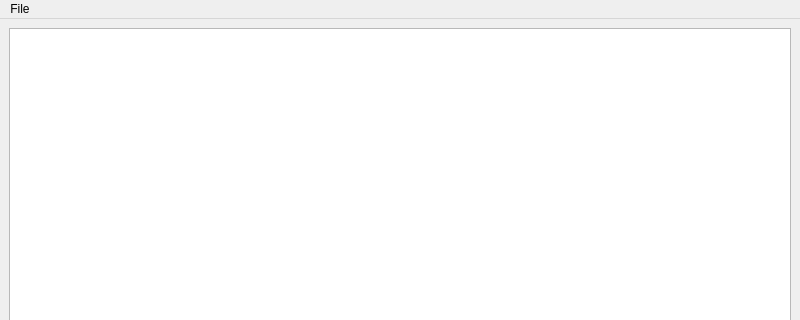
Qt form mainwindow.ui (d3ckerd/harrington-ide) before a commit; both pictures show x 0 to 800 and y 0 to 320 of the 800 by 600 pixel window.
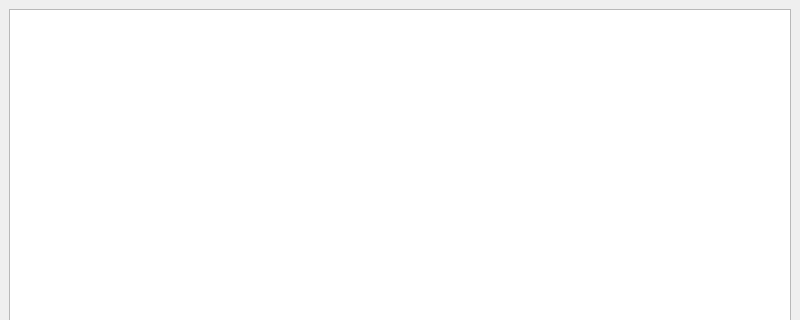
The same form after that commit.

Commit message: added file opening - linked to wsl ubunut on my windows machine - need to add saving and clean gui

Diff of the .ui file:
```diff
--- a/mainwindow.ui
+++ b/mainwindow.ui
@@ -33,15 +33,6 @@
      <height>19</height>
     </rect>
    </property>
-   <widget class="QMenu" name="menuFile">
-    <property name="title">
-     <string>File</string>
-    </property>
-    <addaction name="actionSave"/>
-    <addaction name="actionLoad"/>
-    <addaction name="actionQuit"/>
-   </widget>
-   <addaction name="menuFile"/>
   </widget>
   <widget class="QStatusBar" name="statusbar"/>
   <action name="actionSave">
```
Left out of the diff: 2 changed lines with no effect on the pictures. The commit also changes 2 other files.
